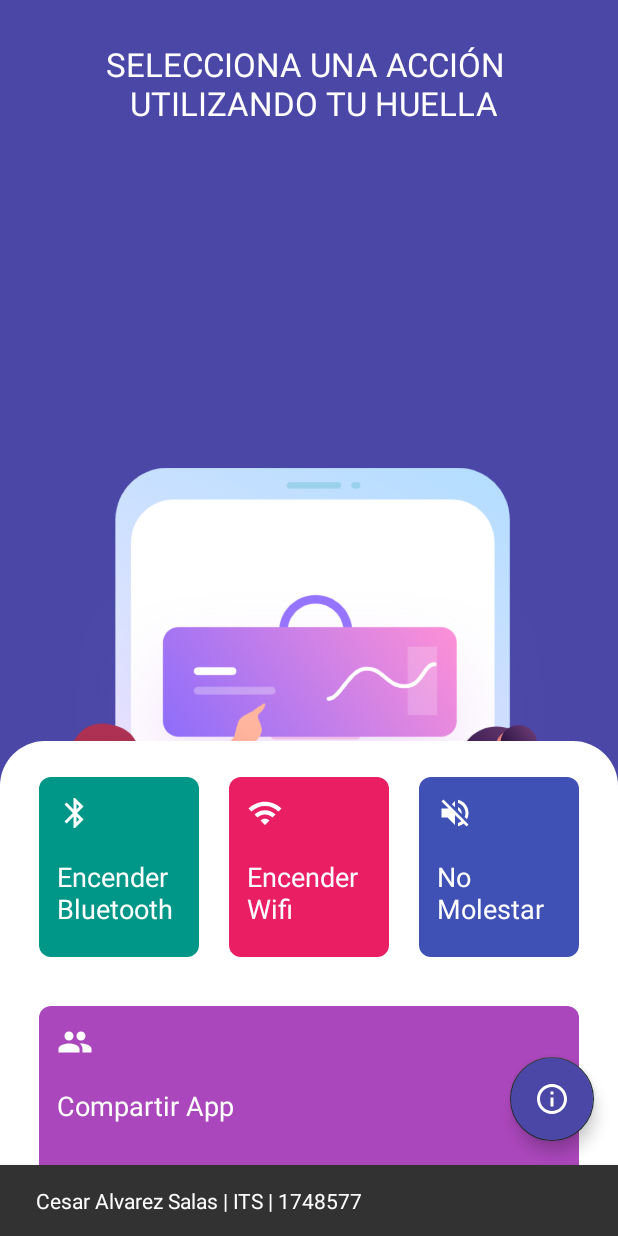
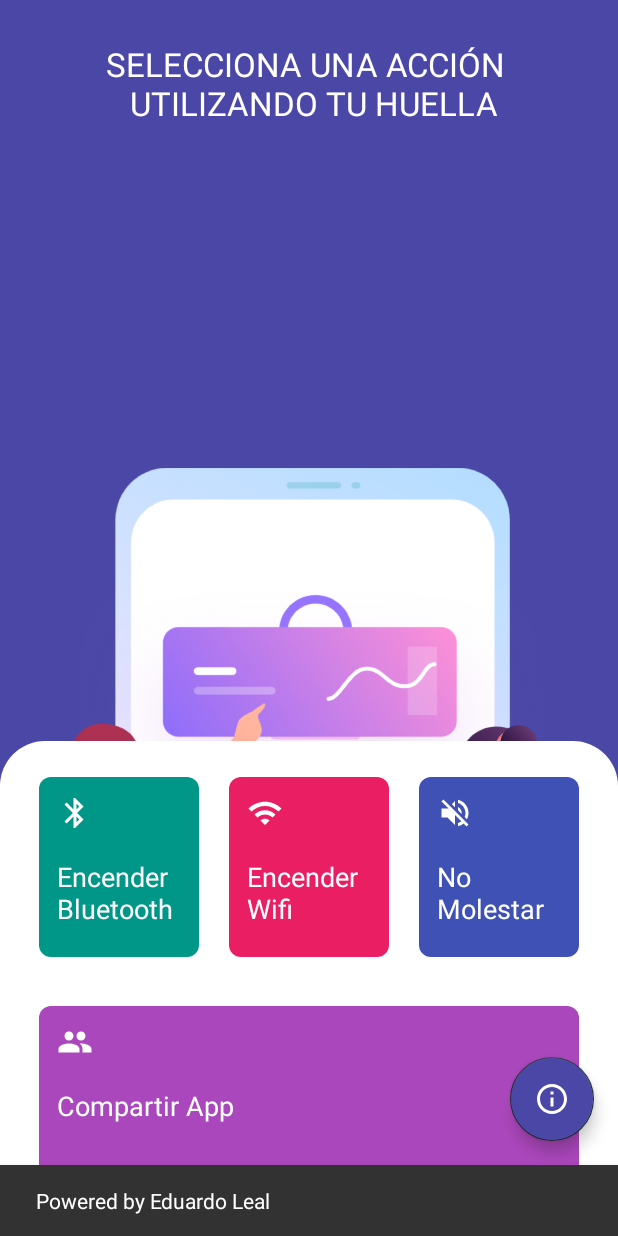
Before and after one commit to Eduardoleor/UseUHuella, an Android app: the HomeActivity screen opened directly, with no data from a screen before it, after a tap on an icon or button, on a phone screen of 412 x 824 dp. Run offline under Robolectric (Android 15) with nearby library versions, the phone set to English and light mode, and no system bars.

Commit message:
Rename info

```diff
--- a/app/src/main/java/dev/eduardoleal/testfinger/HomeActivity.java
+++ b/app/src/main/java/dev/eduardoleal/testfinger/HomeActivity.java
@@ -53,7 +53,7 @@ public class HomeActivity extends AppCompatActivity {
         fab.setOnClickListener(new View.OnClickListener() {
             @Override
             public void onClick(View view) {
-                Snackbar.make(view, "Cesar Alvarez Salas | ITS | 1748577", Snackbar.LENGTH_LONG)
+                Snackbar.make(view, "Powered by Eduardo Leal", Snackbar.LENGTH_LONG)
                         .setAction("Info", null).show();
             }
         });
```
